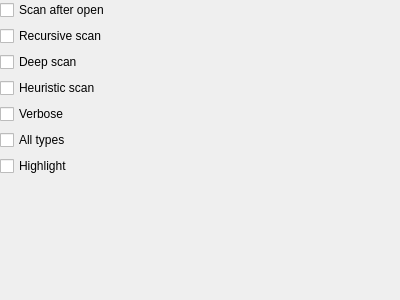
Before: the Qt Designer form nfdoptionswidget.ui in horsicq/nfd_widget, drawn with Qt 5.
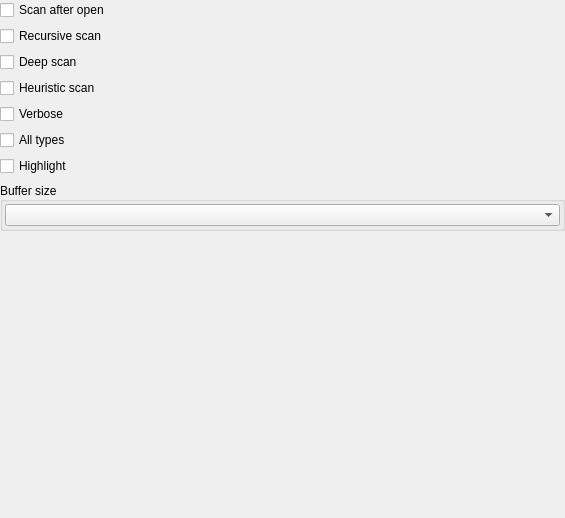
After: the same form once the commit is applied.

Diff of the .ui file:
```diff
--- a/nfdoptionswidget.ui
+++ b/nfdoptionswidget.ui
@@ -6,8 +6,8 @@
    <rect>
     <x>0</x>
     <y>0</y>
-    <width>400</width>
-    <height>300</height>
+    <width>565</width>
+    <height>518</height>
    </rect>
   </property>
   <property name="windowTitle">
@@ -42,8 +42,8 @@
        <rect>
         <x>0</x>
         <y>0</y>
-        <width>400</width>
-        <height>300</height>
+        <width>565</width>
+        <height>518</height>
        </rect>
       </property>
       <layout class="QVBoxLayout" name="verticalLayout_2">
@@ -108,6 +108,40 @@
          </property>
         </widget>
        </item>
+       <item>
+        <widget class="QGroupBox" name="groupBoxBufferSize">
+         <property name="title">
+          <string>Buffer size</string>
+         </property>
+         <property name="alignment">
+          <set>Qt::AlignLeading|Qt::AlignLeft|Qt::AlignVCenter</set>
+         </property>
+         <layout class="QVBoxLayout" name="verticalLayout_10">
+          <property name="leftMargin">
+           <number>2</number>
+          </property>
+          <property name="topMargin">
+           <number>2</number>
+          </property>
+          <property name="rightMargin">
+           <number>2</number>
+          </property>
+          <property name="bottomMargin">
+           <number>2</number>
+          </property>
+          <item>
+           <widget class="QComboBox" name="comboBoxBufferSize">
+            <property name="minimumSize">
+             <size>
+              <width>200</width>
+              <height>0</height>
+             </size>
+            </property>
+           </widget>
+          </item>
+         </layout>
+        </widget>
+       </item>
        <item>
         <spacer name="verticalSpacer">
          <property name="orientation">
@@ -115,8 +149,8 @@
          </property>
          <property name="sizeHint" stdset="0">
           <size>
-           <width>20</width>
-           <height>149</height>
+           <width>0</width>
+           <height>0</height>
           </size>
          </property>
         </spacer>
```
